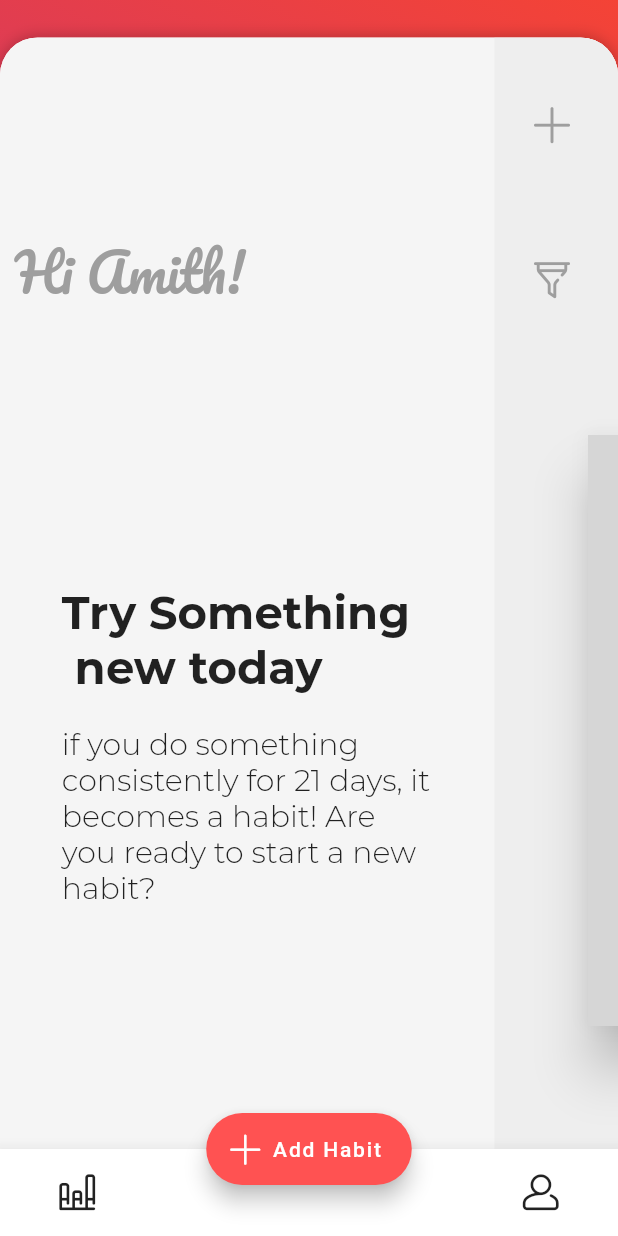
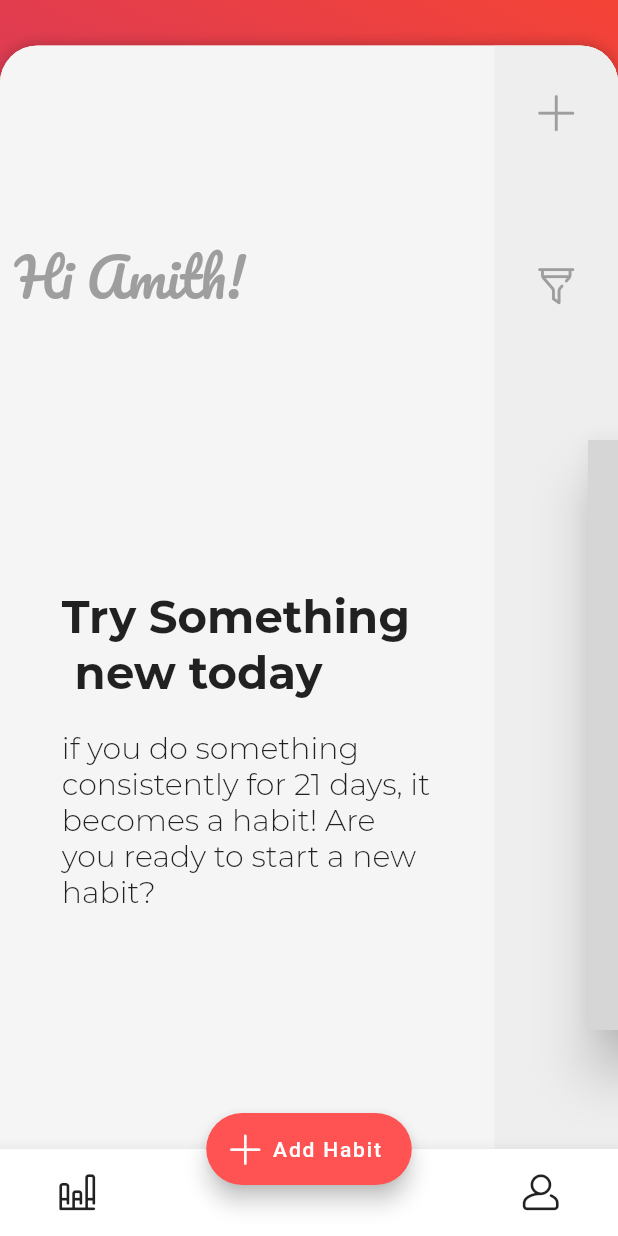
Before and after one commit to amith-patil/Habit_tracker, a Flutter app: the screen it shows after launch, on a phone screen of 412 x 824 dp. Run offline on Flutter 3.47's test engine with Material 2 defaults, Android fonts, the phone set to English and light mode, and no system bars; drawn by our look-alikes of carousel_slider, sliding_up_panel; network calls fail; grey boxes are pictures that could not be loaded.

Commit message:
fixed bugs and aligment issues
 Committer: amith-patil

```diff
--- a/lib/main.dart
+++ b/lib/main.dart
@@ -46,13 +46,14 @@ class _frontpageState extends State<frontpage> {
   Widget build(BuildContext context) {
     var _width = MediaQuery.of(context).size.width;
     var _height = MediaQuery.of(context).size.height;
+    var _statusbar = MediaQuery.of(context).padding.top;
     return Scaffold(
       body: SlidingUpPanel(
         controller: _pc,
         borderRadius: BorderRadius.only(
             topLeft: Radius.circular(25), topRight: Radius.circular(25)),
         minHeight: _height * 0.07,
-        maxHeight: _height -83,
+        maxHeight: _height / 1.12,
         parallaxEnabled: true,
         parallaxOffset: 0.2,
         defaultPanelState: PanelState.OPEN,
@@ -62,16 +63,18 @@ class _frontpageState extends State<frontpage> {
               color: Colors.white
           ),
           //color: Colors.white,
-          child: SizedBox(
-            child: Padding(
-              padding: const EdgeInsets.only(bottom: 40,top: 10,right: 190,left: 190),
-              child: Container(
+          child: Column(
+            children: <Widget>[
+              Container(
+                margin: EdgeInsets.only(top: 8),
+                height: 6,
+                width: 64,
                 decoration: BoxDecoration(
                     borderRadius: BorderRadius.circular(25),
-                  color: Colors.grey
+                    color: Colors.grey[300]
                 ),
               ),
-            ),
+            ],
           ),
         ),
         body: Container(
@@ -112,16 +115,21 @@ class _frontpageState extends State<frontpage> {
                 ),
                 Column(
                   children: <Widget>[
-                    Container(
+                    Expanded(
+                      flex: 1,
+                      child: Container(
                         child: Row(
                           crossAxisAlignment: CrossAxisAlignment.start,
                           mainAxisAlignment: MainAxisAlignment.spaceBetween,
                           children: <Widget>[
-                          Column(
-                            crossAxisAlignment: CrossAxisAlignment.start,
+                            Expanded(
+                              flex: 8,
+                              child: Column(
                                 children: <Widget>[
-                              Padding(
-                                padding: const EdgeInsets.only(top: 125, left: 10),
+                                  Expanded(child: Container()),
+                                  Container(
+                                    alignment: Alignment.topLeft,
+                                    margin: EdgeInsets.only(left: 10),
                                     child: Text(
                                       'Hi Amith!',
                                       style: TextStyle(
@@ -132,12 +140,13 @@ class _frontpageState extends State<frontpage> {
                                   ),
                                 ],
                               ),
-                          Column(
+                            ),
+                            Expanded(
+                              flex: 2,
+                              child: Column(
                                 children: <Widget>[
-
-                              Padding(
-                                padding:
-                                const EdgeInsets.only(top: 35,right: 20),
+                                  Expanded(
+                                    flex: 2,
                                     child: IconButton(
                                       icon: Icon(CustomIcons.plus),
                                       color: Colors.grey,
@@ -147,9 +156,10 @@ class _frontpageState extends State<frontpage> {
                                       //iconSize: 25,
                                     ),
                                   ),
-                              Padding(
-                                padding:
-                                const EdgeInsets.only(top: 55,right: 20),
+                                  Expanded(
+                                      flex: 1,child: SizedBox()),
+                                  Expanded(
+                                    flex: 1,
                                     child: IconButton(
                                       onPressed: () => _pc.close(),
                                       icon: Icon(CustomIcons.filter),
@@ -159,12 +169,16 @@ class _frontpageState extends State<frontpage> {
                                   ),
                                 ],
                               ),
+                            ),
                           ]
                         ),
                       ),
-                    CarouselSlider(
+                    ),
+                    Expanded(
+                      flex: 3,
+                      child: CarouselSlider(
                           options: CarouselOptions(
-                          height: _height * 0.67,
+                            height: _height,
                             aspectRatio: 1,
                             initialPage: 0,
                             enableInfiniteScroll: false,
@@ -275,6 +289,7 @@ class _frontpageState extends State<frontpage> {
                               ),
                             ),
                           ]),
+                    ),
                   ],
                 ),
               ],
```
Also changed, not shown: 1 other file. Lines whose indentation alone changed are shown as unchanged.
